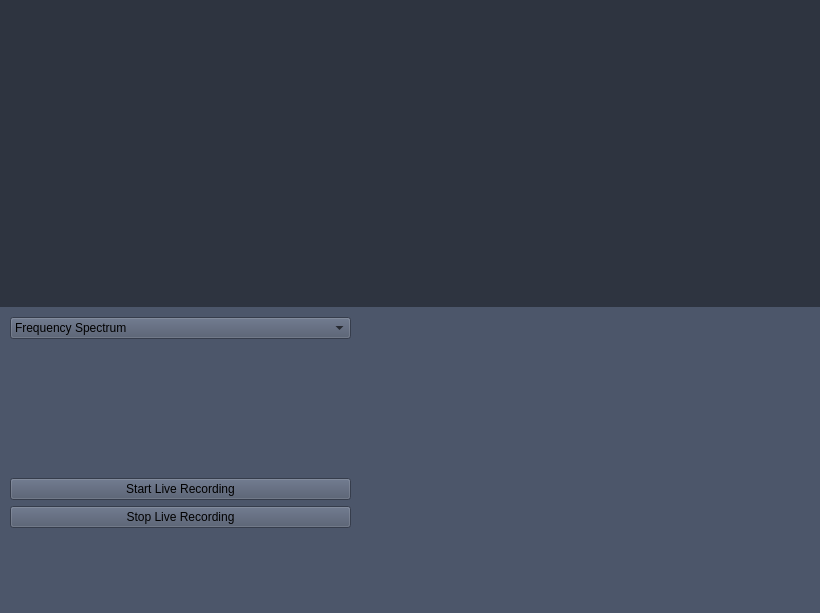
Before: the Qt Designer form main_window.ui in king-mason/audio-visualizer, drawn with Qt 5.
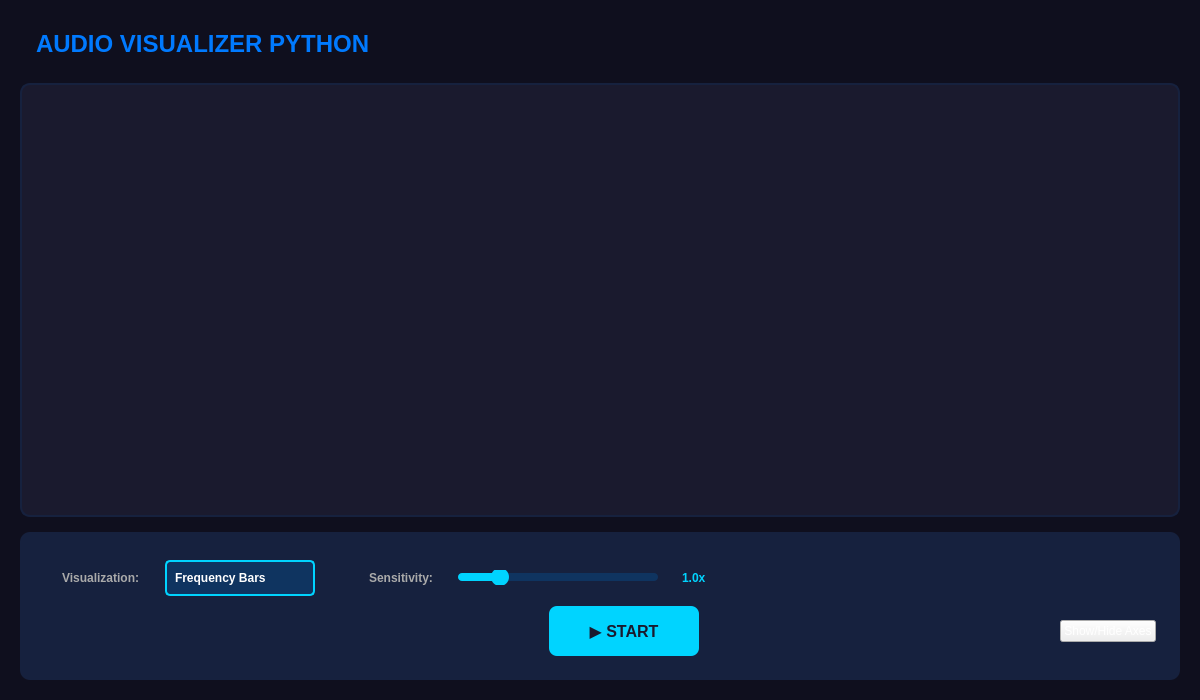
After: the same form once the commit is applied.

Diff of the .ui file:
```diff
--- a/main_window.ui
+++ b/main_window.ui
@@ -6,32 +6,72 @@
    <rect>
     <x>0</x>
     <y>0</y>
-    <width>820</width>
-    <height>613</height>
+    <width>1200</width>
+    <height>700</height>
    </rect>
   </property>
   <property name="windowTitle">
-   <string>Display + Editor</string>
+   <string>Audio Visualizer Pro</string>
+  </property>
+  <property name="styleSheet">
+   <string notr="true">QMainWindow {
+    background-color: #0f0f1e;
+}
+
+QWidget {
+    color: white;
+    font-family: Arial;
+}</string>
   </property>
   <widget class="QWidget" name="centralwidget">
-   <layout class="QGridLayout" name="gridLayout">
+   <layout class="QVBoxLayout" name="mainLayout">
+    <property name="spacing">
+     <number>15</number>
+    </property>
     <property name="leftMargin">
-     <number>0</number>
+     <number>20</number>
     </property>
     <property name="topMargin">
-     <number>0</number>
+     <number>20</number>
     </property>
     <property name="rightMargin">
-     <number>0</number>
+     <number>20</number>
     </property>
     <property name="bottomMargin">
-     <number>0</number>
+     <number>20</number>
     </property>
-    <property name="spacing">
-     <number>0</number>
-    </property>
-    <item row="0" column="0">
-     <widget class="QWidget" name="display_widget" native="true">
+    <item>
+     <layout class="QHBoxLayout" name="titleLayout">
+      <item>
+       <widget class="QLabel" name="titleLabel">
+        <property name="styleSheet">
+         <string notr="true">color: rgb(12, 101, 211); 
+            font-size: 18pt; 
+            font-weight: bold; 
+            padding: 10px;</string>
+        </property>
+        <property name="text">
+         <string>&lt;html&gt;&lt;head/&gt;&lt;body&gt;&lt;p&gt;&lt;span style=&quot; color:#007aff;&quot;&gt;AUDIO VISUALIZER PYTHON&lt;/span&gt;&lt;/p&gt;&lt;/body&gt;&lt;/html&gt;</string>
+        </property>
+       </widget>
+      </item>
+      <item>
+       <spacer name="titleSpacer">
+        <property name="orientation">
+         <enum>Qt::Horizontal</enum>
+        </property>
+        <property name="sizeHint" stdset="0">
+         <size>
+          <width>40</width>
+          <height>20</height>
+         </size>
+        </property>
+       </spacer>
+      </item>
+     </layout>
+    </item>
+    <item>
+     <widget class="QFrame" name="plotFrame">
       <property name="sizePolicy">
        <sizepolicy hsizetype="Expanding" vsizetype="Expanding">
         <horstretch>0</horstretch>
@@ -39,74 +79,361 @@
        </sizepolicy>
       </property>
       <property name="styleSheet">
-       <string notr="true">background-color: #2e3440;</string>
+       <string notr="true">QFrame {
+            background-color: #1a1a2e;
+            border: 2px solid #16213e;
+            border-radius: 10px;
+        }</string>
       </property>
+      <property name="frameShape">
+       <enum>QFrame::StyledPanel</enum>
+      </property>
+      <property name="frameShadow">
+       <enum>QFrame::Raised</enum>
+      </property>
+      <layout class="QVBoxLayout" name="plotLayout">
+       <property name="spacing">
+        <number>0</number>
+       </property>
+       <property name="leftMargin">
+        <number>10</number>
+       </property>
+       <property name="topMargin">
+        <number>10</number>
+       </property>
+       <property name="rightMargin">
+        <number>10</number>
+       </property>
+       <property name="bottomMargin">
+        <number>10</number>
+       </property>
+       <item>
+        <widget class="QWidget" name="plotWidget" native="true">
+         <property name="sizePolicy">
+          <sizepolicy hsizetype="Expanding" vsizetype="Expanding">
+           <horstretch>0</horstretch>
+           <verstretch>0</verstretch>
+          </sizepolicy>
+         </property>
+        </widget>
+       </item>
+      </layout>
      </widget>
     </item>
-    <item row="1" column="0">
-     <widget class="QWidget" name="edit_widget" native="true">
-      <property name="sizePolicy">
-       <sizepolicy hsizetype="Expanding" vsizetype="Expanding">
-        <horstretch>0</horstretch>
-        <verstretch>1</verstretch>
-       </sizepolicy>
+    <item>
+     <widget class="QFrame" name="controlPanel">
+      <property name="enabled">
+       <bool>true</bool>
+      </property>
+      <property name="maximumSize">
+       <size>
+        <width>16777215</width>
+        <height>200</height>
+       </size>
       </property>
       <property name="styleSheet">
-       <string notr="true">background-color: #4c566a;</string>
+       <string notr="true">QFrame {
+            background-color: #16213e;
+            border-radius: 10px;
+            padding: 15px;
+        }</string>
       </property>
-      <widget class="QWidget" name="verticalLayoutWidget">
-       <property name="geometry">
-        <rect>
-         <x>10</x>
-         <y>10</y>
-         <width>341</width>
-         <height>211</height>
-        </rect>
-       </property>
-       <layout class="QVBoxLayout" name="verticalLayout">
-        <item>
-         <widget class="QComboBox" name="comboBox">
-          <item>
+      <property name="frameShape">
+       <enum>QFrame::StyledPanel</enum>
+      </property>
+      <property name="frameShadow">
+       <enum>QFrame::Raised</enum>
+      </property>
+      <layout class="QVBoxLayout" name="controlPanelLayout">
+       <item>
+        <layout class="QHBoxLayout" name="topControlRow">
+         <property name="spacing">
+          <number>-1</number>
+         </property>
+         <property name="sizeConstraint">
+          <enum>QLayout::SetDefaultConstraint</enum>
+         </property>
+         <property name="topMargin">
+          <number>0</number>
+         </property>
+         <property name="bottomMargin">
+          <number>0</number>
+         </property>
+         <item>
+          <widget class="QLabel" name="vizLabel">
+           <property name="minimumSize">
+            <size>
+             <width>50</width>
+             <height>40</height>
+            </size>
+           </property>
+           <property name="styleSheet">
+            <string notr="true">color: #aaa; 
+                font-weight: bold;</string>
+           </property>
            <property name="text">
-            <string>Frequency Spectrum</string>
+            <string>Visualization:</string>
            </property>
-          </item>
-          <item>
+          </widget>
+         </item>
+         <item>
+          <widget class="QComboBox" name="vizCombo">
+           <property name="minimumSize">
+            <size>
+             <width>150</width>
+             <height>0</height>
+            </size>
+           </property>
+           <property name="styleSheet">
+            <string notr="true">QComboBox {
+                background-color: #0f3460;
+                color: white;
+                border: 2px solid #00d4ff;
+                border-radius: 5px;
+                padding: 8px;
+                font-weight: bold;
+            }
+            QComboBox::drop-down {
+                border: none;
+            }
+            QComboBox::down-arrow {
+                image: none;
+                border-left: 5px solid transparent;
+                border-right: 5px solid transparent;
+                border-top: 5px solid #00d4ff;
+            }
+            QComboBox QAbstractItemView {
+                background-color: #0f3460;
+                color: white;
+                selection-background-color: #00d4ff;
+            }</string>
+           </property>
+           <item>
+            <property name="text">
+             <string>Frequency Bars</string>
+            </property>
+           </item>
+           <item>
+            <property name="text">
+             <string>Waveform</string>
+            </property>
+           </item>
+           <item>
+            <property name="text">
+             <string>Spectrum Line</string>
+            </property>
+           </item>
+           <item>
+            <property name="text">
+             <string>Circular Spectrum</string>
+            </property>
+           </item>
+           <item>
+            <property name="text">
+             <string>Stereo Bars</string>
+            </property>
+           </item>
+          </widget>
+         </item>
+         <item>
+          <spacer name="controlSpacer1">
+           <property name="orientation">
+            <enum>Qt::Horizontal</enum>
+           </property>
+           <property name="sizeType">
+            <enum>QSizePolicy::Fixed</enum>
+           </property>
+           <property name="sizeHint" stdset="0">
+            <size>
+             <width>30</width>
+             <height>20</height>
+            </size>
+           </property>
+          </spacer>
+         </item>
+         <item>
+          <widget class="QLabel" name="sensLabel">
+           <property name="minimumSize">
+            <size>
+             <width>50</width>
+             <height>40</height>
+            </size>
+           </property>
+           <property name="styleSheet">
+            <string notr="true">color: #aaa; 
+                font-weight: bold;</string>
+           </property>
            <property name="text">
-            <string>Over Time</string>
+            <string>Sensitivity:</string>
            </property>
-          </item>
-         </widget>
-        </item>
-        <item>
-         <spacer name="verticalSpacer">
-          <property name="orientation">
-           <enum>Qt::Vertical</enum>
-          </property>
-          <property name="sizeHint" stdset="0">
-           <size>
-            <width>20</width>
-            <height>40</height>
-           </size>
-          </property>
-         </spacer>
-        </item>
-        <item>
-         <widget class="QPushButton" name="startButton">
-          <property name="text">
-           <string>Start Live Recording</string>
-          </property>
-         </widget>
-        </item>
-        <item>
-         <widget class="QPushButton" name="stopButton">
-          <property name="text">
-           <string>Stop Live Recording</string>
-          </property>
-         </widget>
-        </item>
-       </layout>
-      </widget>
+          </widget>
+         </item>
+         <item>
+          <widget class="QSlider" name="sensitivitySlider">
+           <property name="minimumSize">
+            <size>
+             <width>200</width>
+             <height>0</height>
+            </size>
+           </property>
+           <property name="maximumSize">
+            <size>
+             <width>200</width>
+             <height>16777215</height>
+            </size>
+           </property>
+           <property name="styleSheet">
+            <string notr="true">QSlider::groove:horizontal {
+                background: #0f3460;
+                height: 8px;
+                border-radius: 4px;
+            }
+            QSlider::handle:horizontal {
+                background: #00d4ff;
+                width: 18px;
+                margin: -5px 0;
+                border-radius: 9px;
+            }
+            QSlider::sub-page:horizontal {
+                background: #00d4ff;
+                border-radius: 4px;
+            }</string>
+           </property>
+           <property name="minimum">
+            <number>1</number>
+           </property>
+           <property name="maximum">
+            <number>50</number>
+           </property>
+           <property name="value">
+            <number>10</number>
+           </property>
+           <property name="orientation">
+            <enum>Qt::Horizontal</enum>
+           </property>
+          </widget>
+         </item>
+         <item>
+          <widget class="QLabel" name="sensValueLabel">
+           <property name="minimumSize">
+            <size>
+             <width>50</width>
+             <height>40</height>
+            </size>
+           </property>
+           <property name="styleSheet">
+            <string notr="true">color: #00d4ff; 
+                font-weight: bold;</string>
+           </property>
+           <property name="text">
+            <string>1.0x</string>
+           </property>
+          </widget>
+         </item>
+         <item>
+          <spacer name="controlSpacer2">
+           <property name="orientation">
+            <enum>Qt::Horizontal</enum>
+           </property>
+           <property name="sizeHint" stdset="0">
+            <size>
+             <width>40</width>
+             <height>20</height>
+            </size>
+           </property>
+          </spacer>
+         </item>
+        </layout>
+       </item>
+       <item>
+        <layout class="QHBoxLayout" name="bottomControlRow">
+         <item>
+          <spacer name="horizontalSpacer">
+           <property name="orientation">
+            <enum>Qt::Horizontal</enum>
+           </property>
+           <property name="sizeType">
+            <enum>QSizePolicy::Fixed</enum>
+           </property>
+           <property name="sizeHint" stdset="0">
+            <size>
+             <width>150</width>
+             <height>20</height>
+            </size>
+           </property>
+          </spacer>
+         </item>
+         <item>
+          <spacer name="buttonSpacer1">
+           <property name="orientation">
+            <enum>Qt::Horizontal</enum>
+           </property>
+           <property name="sizeHint" stdset="0">
+            <size>
+             <width>40</width>
+             <height>20</height>
+            </size>
+           </property>
+          </spacer>
+         </item>
+         <item>
+          <widget class="QPushButton" name="startButton">
+           <property name="minimumSize">
+            <size>
+             <width>150</width>
+             <height>50</height>
+            </size>
+           </property>
+           <property name="maximumSize">
+            <size>
+             <width>150</width>
+             <height>50</height>
+            </size>
+           </property>
+           <property name="styleSheet">
+            <string notr="true">QPushButton {
+                background-color: #00d4ff;
+                color: #1a1a2e;
+                border: none;
+                border-radius: 8px;
+                font-size: 16px;
+                font-weight: bold;
+            }
+            QPushButton:hover {
+                background-color: #00b8d4;
+            }
+            QPushButton:pressed {
+                background-color: #0097a7;
+            }</string>
+           </property>
+           <property name="text">
+            <string>▶ START</string>
+           </property>
+          </widget>
+         </item>
+         <item>
+          <spacer name="buttonSpacer2">
+           <property name="orientation">
+            <enum>Qt::Horizontal</enum>
+           </property>
+           <property name="sizeHint" stdset="0">
+            <size>
+             <width>40</width>
+             <height>20</height>
+            </size>
+           </property>
+          </spacer>
+         </item>
+         <item>
+          <widget class="QPushButton" name="axesButton">
+           <property name="text">
+            <string>Show/Hide Axes</string>
+           </property>
+          </widget>
+         </item>
+        </layout>
+       </item>
+      </layout>
      </widget>
     </item>
    </layout>
```
